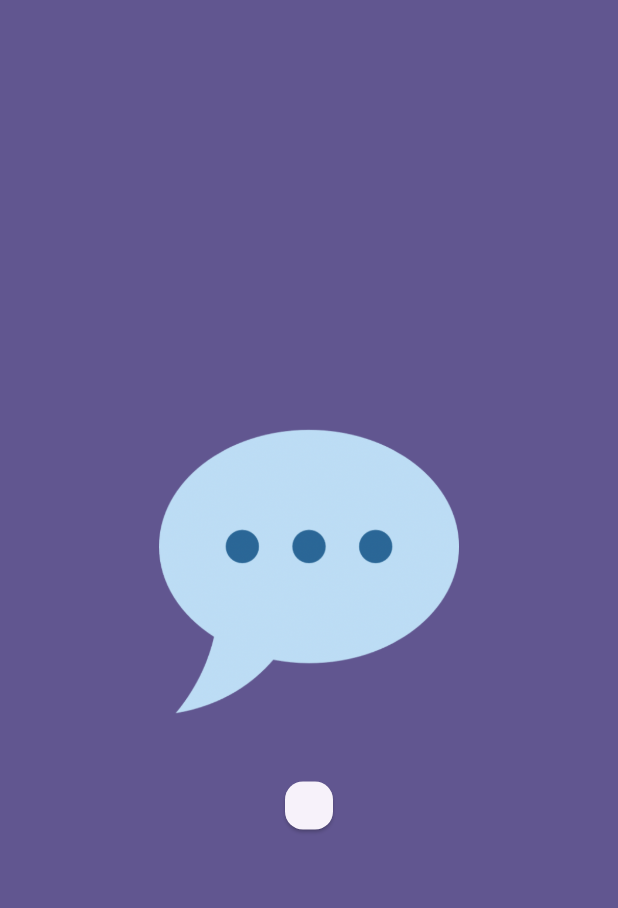
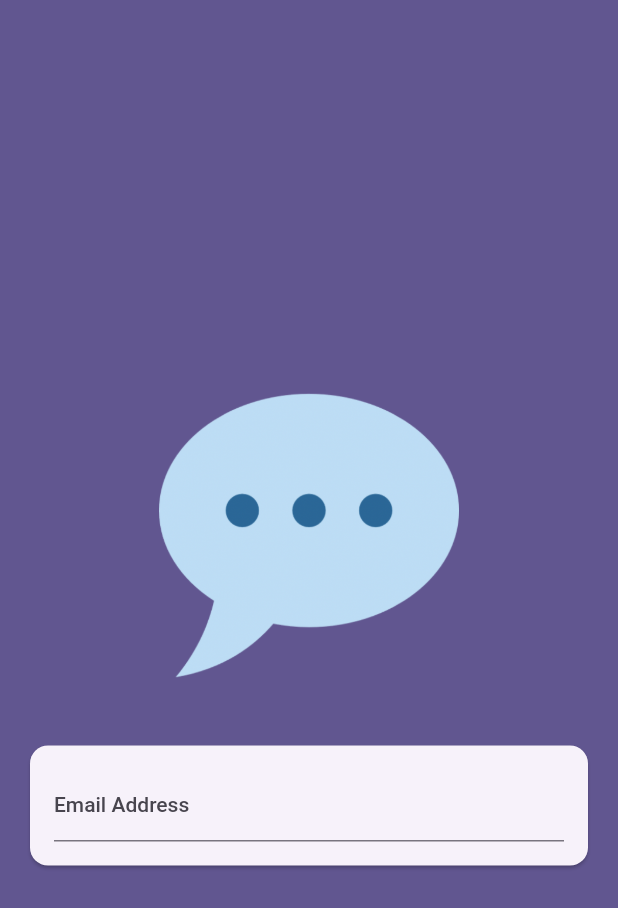
Before and after one commit to sxjal/Chat-App, a Flutter app: the screen it shows after launch, on a phone screen of 412 x 824 dp. Shown: the top 908 px of the screen. Run offline on Flutter 3.47's test engine with Material 2 defaults, Android fonts, the phone set to English and light mode, and no system bars.

Commit message:
config text input

```diff
--- a/lib/screens/auth.dart
+++ b/lib/screens/auth.dart
@@ -38,7 +38,14 @@ class _AuthScreenState extends State<AuthScreen> {
                     child: Column(
                       mainAxisSize: MainAxisSize.min,
                       children: [
-
+                        TextFormField(
+                          key: const ValueKey('email'),
+                          keyboardType: TextInputType.emailAddress,
+                          decoration: const InputDecoration(
+                            labelText: 'Email Address',
+                          ),
+                          autocorrect: false,
+                        ),
                       ],
                     ),
                   ),
```
